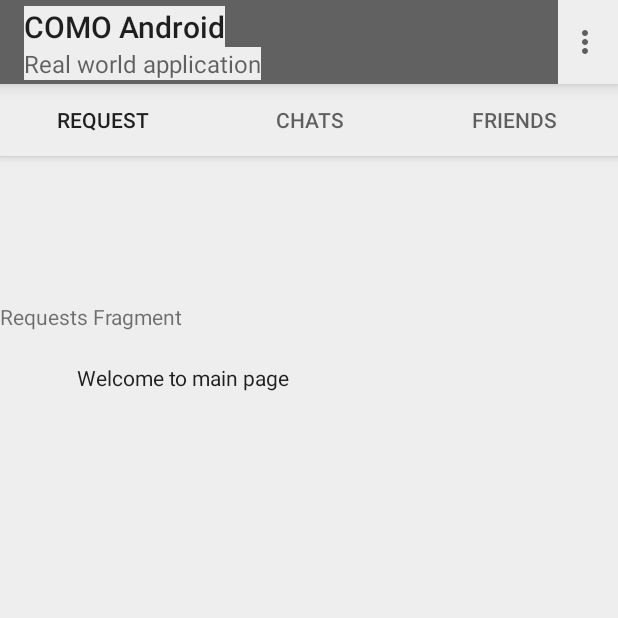
After one commit to randikawann/COMOAndroid, an Android app: the RequestFragment screen opened directly, with no data from a screen before it, on a phone screen of 412 x 824 dp, the top half of it. The commit adds this screen. Run offline under Robolectric (Android 15) with nearby library versions, the phone set to English and light mode, and no system bars; our stand-ins replace Firebase (no records; nobody signed in at launch, a user with empty details on screens opened directly).

Commit message:
complete design main tabs merge this branch

```diff
--- a/app/build.gradle
+++ b/app/build.gradle
@@ -36,6 +36,7 @@ dependencies {
     //picasso
     implementation 'com.squareup.picasso:picasso:2.71828'
     implementation 'com.android.support:design:27.1.1'
+    implementation 'com.android.support:support-v4:27.1.1'
     testImplementation 'junit:junit:4.12'
     androidTestImplementation 'com.android.support.test:runner:1.0.2'
     androidTestImplementation 'com.android.support.test.espresso:espresso-core:3.0.2'
--- a/app/src/main/java/com/example/randikawann/cocoapp2/MainActivity.java
+++ b/app/src/main/java/com/example/randikawann/cocoapp2/MainActivity.java
@@ -6,6 +6,8 @@ import android.hardware.Sensor;
 import android.hardware.SensorManager;
 import android.os.Build;
 import android.support.annotation.RequiresApi;
+import android.support.design.widget.TabLayout;
+import android.support.v4.view.ViewPager;
 import android.support.v7.app.AppCompatActivity;
 import android.os.Bundle;
 import android.view.Menu;
@@ -22,6 +24,10 @@ public class MainActivity extends AppCompatActivity {
     private FirebaseAuth mAuth;
     private TextView textView;
     private android.support.v7.widget.Toolbar mainToolBar;
+
+    private ViewPager myViewPager;
+    private TabLayout myTabLayout;
+    private TabPageAdapter myTabPageAdapter;
 
     //shaking sensor
     private SensorManager mSensorManager;
@@ -40,6 +46,14 @@ public class MainActivity extends AppCompatActivity {
         setSupportActionBar(mainToolBar);
         getSupportActionBar().setTitle("COMO Android");
         getSupportActionBar().setSubtitle("Real world application");
+
+        //tab for MainActivity
+        myViewPager = (ViewPager) findViewById(R.id.main_tabs_pager);
+        myTabPageAdapter = new TabPageAdapter(getSupportFragmentManager());
+        myViewPager.setAdapter(myTabPageAdapter);
+        myTabLayout = (TabLayout) findViewById(R.id.main_tabs);
+        myTabLayout.setupWithViewPager(myViewPager);
+
 
         mainToolBar.setElevation(10f);
 //        mainToolBar.setNavigationIcon(R.drawable.ic_action_navigation);
--- /dev/null
+++ b/app/src/main/java/com/example/randikawann/cocoapp2/RequestFragment.java
@@ -0,0 +1,29 @@
+package com.example.randikawann.cocoapp2;
+
+
+import android.os.Bundle;
+import android.support.v4.app.Fragment;
+import android.view.LayoutInflater;
+import android.view.View;
+import android.view.ViewGroup;
+
+
+/**
+ * A simple {@link Fragment} subclass.
+ */
+public class RequestFragment extends Fragment {
+
+
+    public RequestFragment() {
+        // Required empty public constructor
+    }
+
+
+    @Override
+    public View onCreateView(LayoutInflater inflater, ViewGroup container,
+                             Bundle savedInstanceState) {
+        // Inflate the layout for this fragment
+        return inflater.inflate(R.layout.fragment_request, container, false);
+    }
+
+}
--- /dev/null
+++ b/app/src/main/java/com/example/randikawann/cocoapp2/TabPageAdapter.java
@@ -0,0 +1,48 @@
+package com.example.randikawann.cocoapp2;
+
+import android.support.annotation.Nullable;
+import android.support.v4.app.Fragment;
+import android.support.v4.app.FragmentManager;
+import android.support.v4.app.FragmentPagerAdapter;
+
+class TabPageAdapter extends FragmentPagerAdapter{
+    public TabPageAdapter(FragmentManager fm) {
+        super(fm);
+    }
+
+    @Override
+    public Fragment getItem(int position) {
+        switch (position){
+            case 0:
+                RequestFragment requestFragment = new RequestFragment();
+                return requestFragment;
+            case 1:
+                RequestFragment chatsFragment = new RequestFragment();
+                return chatsFragment;
+            case 2:
+                RequestFragment friendsFragment = new RequestFragment();
+                return friendsFragment;
+            default:
+                return null;
+        }
+    }
+
+    @Override
+    public int getCount() {
+        return 3;
+    }
+
+
+    public CharSequence getPageTitle (int position){
+        switch (position){
+            case 0:
+                return "Request";
+            case 1:
+                return "Chats";
+            case 2:
+                return "Friends";
+            default:
+                return null;
+        }
+    }
+}
--- /dev/null
+++ b/app/src/main/res/layout/fragment_request.xml
@@ -0,0 +1,15 @@
+<?xml version="1.0" encoding="utf-8"?>
+<FrameLayout xmlns:android="http://schemas.android.com/apk/res/android"
+    xmlns:tools="http://schemas.android.com/tools"
+    android:layout_width="match_parent"
+    android:layout_height="match_parent"
+    tools:context=".RequestFragment">
+
+    <!-- TODO: Update blank fragment layout -->
+    <TextView
+        android:layout_width="match_parent"
+        android:layout_height="match_parent"
+        android:text="Requests Fragment"
+        android:layout_marginTop="100dp"/>
+
+</FrameLayout>
--- a/app/src/main/res/values/strings.xml
+++ b/app/src/main/res/values/strings.xml
@@ -17,4 +17,7 @@
 
     </array>
 
+    <!-- TODO: Remove or change this placeholder text -->
+    <string name="hello_blank_fragment">Hello blank fragment</string>
+
 </resources>
```
Also changed, not shown: app/src/main/java/com/example/randikawann/cocoapp2/ChatsFragment.java (added, +29 -0 lines), app/src/main/java/com/example/randikawann/cocoapp2/FriendsFragment.java (added, +29 -0 lines), app/src/main/res/layout/fragment_chats.xml (added, +15 -0 lines), app/src/main/res/layout/fragment_friends.xml (added, +15 -0 lines).
